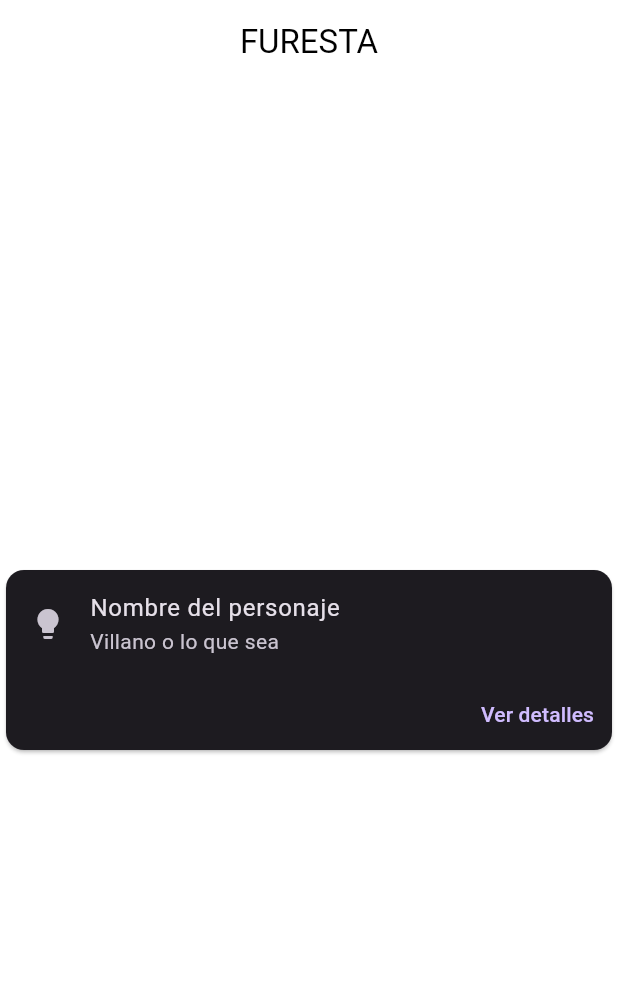
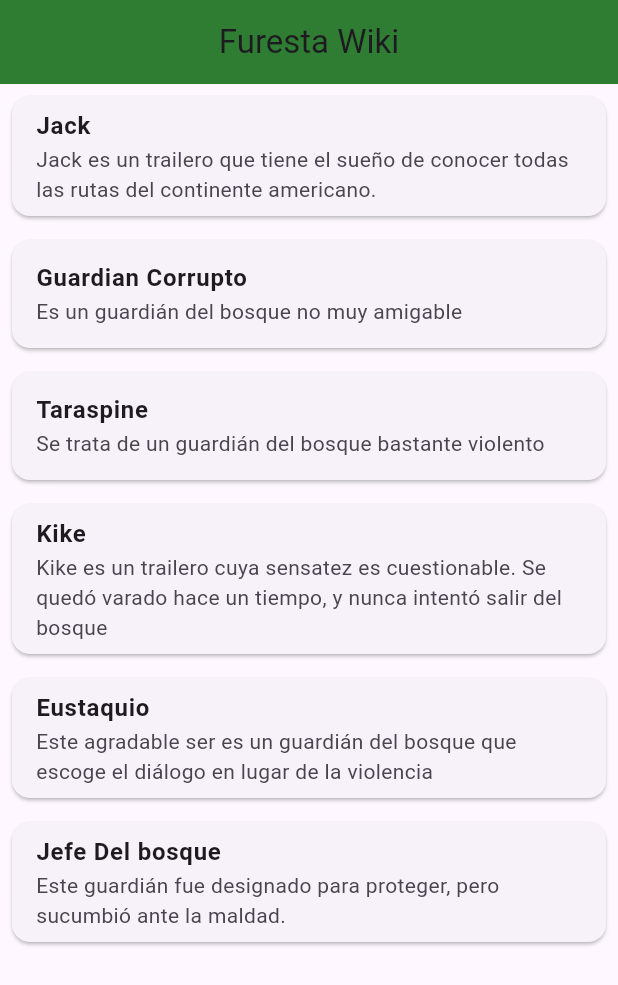
Before and after one commit to prisMolina/furesta_app, a Flutter app: the screen it shows after launch, on a phone screen of 412 x 824 dp. Shown: the top 985 px of the screen. Run offline on Flutter 3.47's test engine with Material 3 defaults, Android fonts, the phone set to English and light mode, and no system bars.

Commit message:
app done

```diff
--- a/lib/base_character.dart
+++ b/lib/base_character.dart
@@ -1,31 +1,38 @@
 import 'character.dart';
 
 class BaseCharacter {
-  List<Character> listaCharacters = [
+  static final List<Character> _listaCharacters = [
     Character(
-        cn: "Mac",
+        cn: "Jack",
         ct: "Jugador",
-        cd: "Mac es un trailero que tiene el sueño de conocer todas las rutas del continente americano.",
-        nph: "player.png"),
+        cd: "Jack es un trailero que tiene el sueño de conocer todas las rutas del continente americano.",
+        nph: "images/player.png"),
     Character(
-        cn: "Enemigo1",
+        cn: "Guardian Corrupto",
         ct: "Enemigo",
         cd: "Es un guardián del bosque no muy amigable",
-        nph: "enemigo1.png"),
+        nph: "images/guardianC.png"),
     Character(
         cn: "Taraspine",
         ct: "Enemigo",
         cd: "Se trata de un guardián del bosque bastante violento",
-        nph: "taraspine.png"),
+        nph: "images/taraspine.png"),
     Character(
         cn: "Kike",
         ct: "NPC",
         cd: "Kike es un trailero cuya sensatez es cuestionable. Se quedó varado hace un tiempo, y nunca intentó salir del bosque",
-        nph: "kike.png"),
+        nph: "images/kike.png"),
     Character(
-        cn: "Capri",
+        cn: "Eustaquio",
         ct: "NPC",
         cd: "Este agradable ser es un guardián del bosque que escoge el diálogo en lugar de la violencia",
-        nph: "player.png")
+        nph: "images/cabra.png"),
+    Character(
+        cn: "Jefe Del bosque",
+        ct: "Enemigo",
+        cd: "Este guardián fue designado para proteger, pero sucumbió ante la maldad.",
+        nph: 'images/Jefe.png'),
   ];
+
+  static List<Character> get listaCharacters => _listaCharacters;
 }
--- a/lib/card_character.dart
+++ /dev/null
@@ -1,29 +0,0 @@
-import 'package:flutter/material.dart';
-
-class CardCharacter extends StatelessWidget {
-  const CardCharacter({super.key});
-
-  @override
-  Widget build(BuildContext context) {
-    return Center(
-      child: Card(
-        child: Column(
-          mainAxisSize: MainAxisSize.min,
-          children: <Widget>[
-            const ListTile(
-              leading: Icon(Icons.lightbulb),
-              title: Text('Nombre del personaje'),
-              subtitle: Text('Villano o lo que sea'),
-            ),
-            Row(mainAxisAlignment: MainAxisAlignment.end, children: [
-              TextButton(
-                child: const Text('Ver detalles'),
-                onPressed: () {/* ... */},
-              ),
-            ]),
-          ],
-        ),
-      ),
-    );
-  }
-}
--- a/lib/character.dart
+++ b/lib/character.dart
@@ -1,17 +1,8 @@
 class Character {
-  String characterName = "";
-  String characteryType = "";
-  String characterDescripition = "";
-  String namePhoto = "";
+  final String cn; // Character name
+  final String ct; // Character type
+  final String cd; // Character description
+  final String nph; // Character image path
 
-  Character(
-      {required String cn,
-      required String ct,
-      required String cd,
-      required String nph}) {
-    characterName = cn;
-    characteryType = ct;
-    characterDescripition = cd;
-    namePhoto = nph;
-  }
+  Character({required this.cn, required this.ct, required this.cd, required this.nph});
 }
--- a/lib/main.dart
+++ b/lib/main.dart
@@ -1,17 +1,6 @@
 import 'package:flutter/material.dart';
-import 'package:furesta_app/pagina_inicio.dart';
+import 'wiki_app.dart';
 
-main() => runApp(Furesta());
-
-class Furesta extends StatelessWidget {
-  @override
-  Widget build(BuildContext context) {
-    return MaterialApp(
-      debugShowCheckedModeBanner: false,
-      theme: ThemeData.dark().copyWith(
-          scaffoldBackgroundColor: Color(0xF8F4FF),
-          appBarTheme: AppBarTheme(backgroundColor: Color(0xF8F4FF))),
-      home: PaginaInicio(),
-    );
-  }
+void main() {
+  runApp(MyWikiApp());
 }
--- a/lib/pagina_inicio.dart
+++ /dev/null
@@ -1,25 +0,0 @@
-import 'package:flutter/material.dart';
-import 'card_character.dart';
-
-class PaginaInicio extends StatefulWidget {
-  const PaginaInicio({super.key});
-
-  @override
-  State<PaginaInicio> createState() => _PaginaInicioState();
-}
-
-class _PaginaInicioState extends State<PaginaInicio> {
-  @override
-  Widget build(BuildContext context) {
-    return Scaffold(
-      appBar: AppBar(
-        title: Text(
-          "FURESTA",
-          style: TextStyle(color: Colors.black),
-        ),
-        centerTitle: true,
-      ),
-      body: CardCharacter(),
-    );
-  }
-}
--- /dev/null
+++ b/lib/wiki_app.dart
@@ -0,0 +1,12 @@
+import 'package:flutter/material.dart';
+import 'wiki_home_page.dart';
+
+class MyWikiApp extends StatelessWidget {
+  @override
+  Widget build(BuildContext context) {
+    return MaterialApp(
+      home: WikiHomePage(),
+      debugShowCheckedModeBanner: false
+    );
+  }
+}
--- /dev/null
+++ b/lib/wiki_home_page.dart
@@ -0,0 +1,25 @@
+import 'package:flutter/material.dart';
+import 'base_character.dart';
+import 'character.dart';
+import 'wiki_item.dart';
+
+class WikiHomePage extends StatelessWidget {
+  final BaseCharacter baseCharacter = BaseCharacter();
+
+  @override
+  Widget build(BuildContext context) {
+    return Scaffold(
+      appBar: AppBar(
+        title: Center(child: Text('Furesta Wiki')),
+        backgroundColor: Colors.green[800],
+      ),
+      body: ListView.builder(
+        itemCount: BaseCharacter.listaCharacters.length,
+        itemBuilder: (context, index) {
+          Character character = BaseCharacter.listaCharacters[index];
+          return WikiItem(character: character);
+        },
+      ),
+    );
+  }
+}
--- /dev/null
+++ b/lib/wiki_item.dart
@@ -0,0 +1,32 @@
+import 'package:flutter/material.dart';
+import 'wiki_detail_page.dart';
+import 'character.dart';
+
+class WikiItem extends StatelessWidget {
+  final Character character;
+
+  WikiItem({required this.character});
+
+  @override
+  Widget build(BuildContext context) {
+    return Card(
+      margin: EdgeInsets.all(8.0),
+      child: ListTile(
+        title: Text(character.cn, style: TextStyle(fontWeight: FontWeight.bold)),
+        subtitle: Text(character.cd),
+        onTap: () {
+          Navigator.push(
+            context,
+            MaterialPageRoute(
+              builder: (context) => WikiDetailPage(
+                title: character.cn,
+                content: character.cd,
+                image: character.nph,
+              ),
+            ),
+          );
+        },
+      ),
+    );
+  }
+}
--- a/pubspec.yaml
+++ b/pubspec.yaml
@@ -59,9 +59,8 @@ flutter:
   uses-material-design: true
 
   # To add assets to your application, add an assets section, like this:
-  # assets:
-  #   - images/a_dot_burr.jpeg
-  #   - images/a_dot_ham.jpeg
+  assets:
+    - images/
 
   # An image asset can refer to one or more resolution-specific "variants", see
   # https://flutter.dev/assets-and-images/#resolution-aware
```
Also changed, not shown: lib/wiki_detail_page.dart (added, +41 -0 lines), 1 other file.
